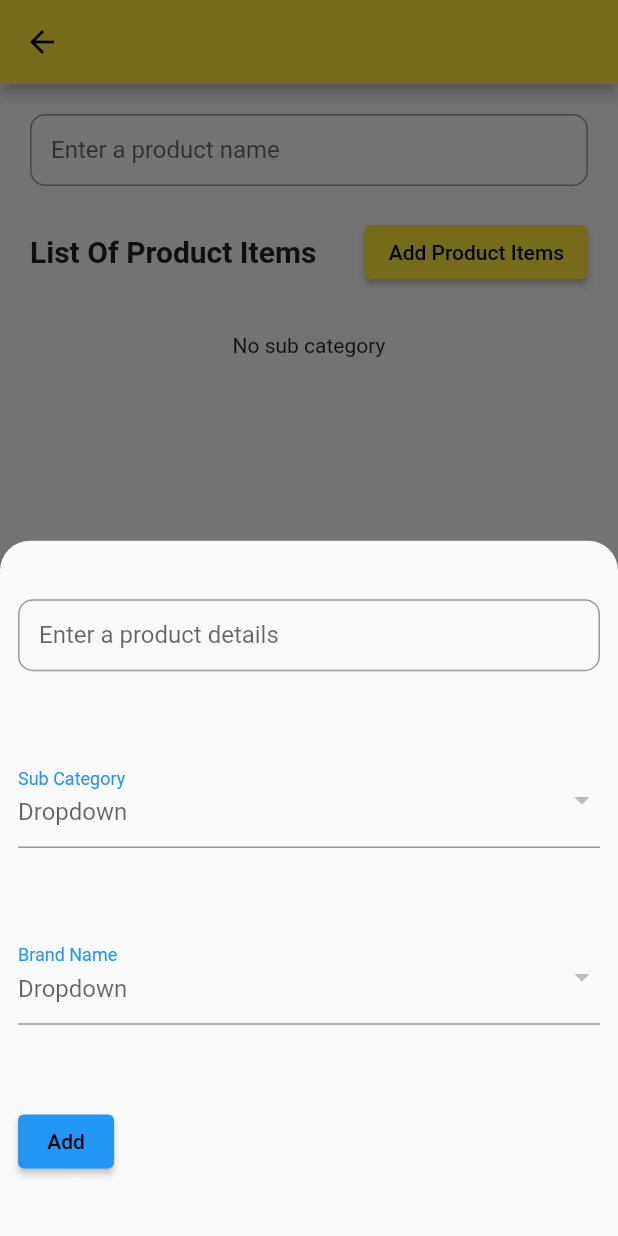
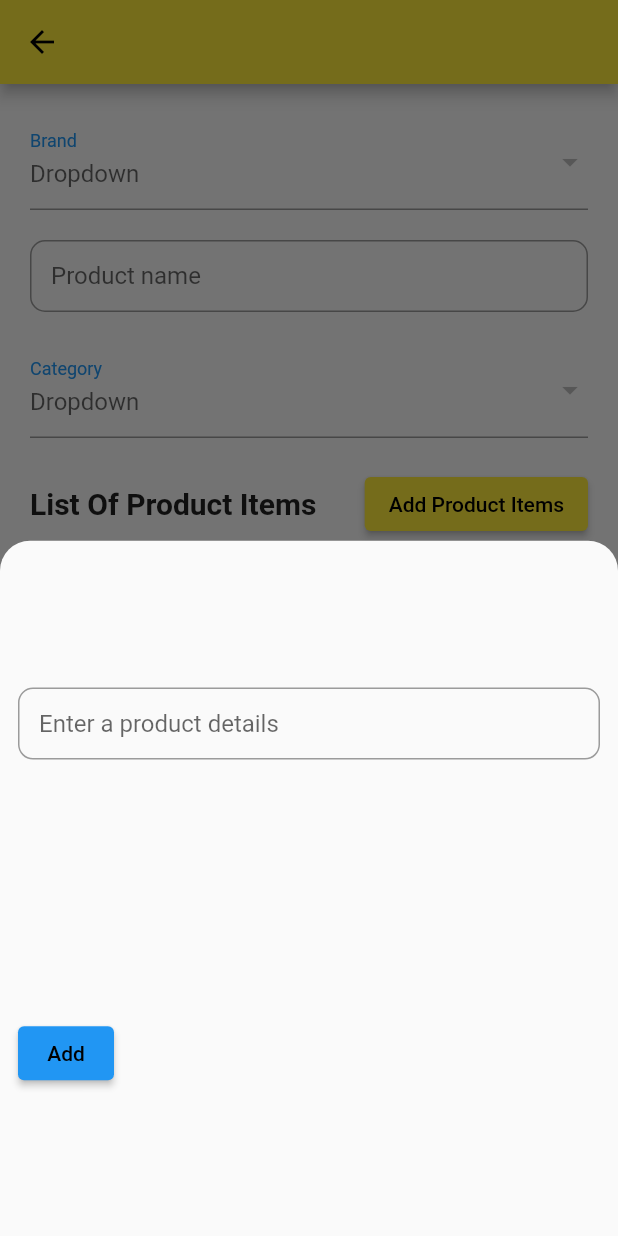
Before and after one commit to devsekar-1992/ordering-app, a Flutter app: the ProductForm screen opened directly, after a tap on "Add Product Items", on a phone screen of 412 x 824 dp. Run offline on Flutter 3.47's test engine with Material 2 defaults, Android fonts, the phone set to English and light mode, and no system bars; our stand-ins replace dio, flutter_secure_storage, sliver_tools; accounts and stored records are empty; network calls fail.

Commit message:
Rearrange the dropdown in product forms

```diff
--- a/lib/screens/products/pages/product_form.dart
+++ b/lib/screens/products/pages/product_form.dart
@@ -60,6 +60,7 @@ class _ProductFormState extends State<ProductForm> {
       responseMessage = response.msg;
       _brandItems = response.brandItems;
       _subCategoryItems = response.subCategoryItems;
+      setState(() {});
     } on DioError catch (e) {
       throw Exception(e);
     }
@@ -79,6 +80,8 @@ class _ProductFormState extends State<ProductForm> {
 
   // Load Brand in dropdownitems
   List<DropdownMenuItem<int>> _buildBrandItems() {
+    print('Load Brands');
+    print(_brandItems);
     List<DropdownMenuItem<int>> items = List.empty(growable: true);
     for (var i = 0; i < _brandItems.length; i++) {
       items.add(DropdownMenuItem(
@@ -151,10 +154,18 @@ class _ProductFormState extends State<ProductForm> {
                   padding: const EdgeInsets.all(20.0),
                   child: Column(
                     children: [
+                      GDropdown(
+                          dropdownMenuItemList: _buildBrandItems(),
+                          dropdownLabel: 'Brand',
+                          onChanged: (value) {},
+                          selectedValue: 1),
+                      const SizedBox(
+                        height: 20,
+                      ),
                       GTextField(
                         editingController: _mainProductField,
                         changeFn: (value) {},
-                        fieldLabel: 'Enter a product name',
+                        fieldLabel: 'Product name',
                         isObsureText: false,
                         onValidate: (value) {
                           if (value == '') {
@@ -163,6 +174,14 @@ class _ProductFormState extends State<ProductForm> {
                           return null;
                         },
                       ),
+                      const SizedBox(
+                        height: 20,
+                      ),
+                      GDropdown(
+                          dropdownMenuItemList: _buildSubCategory(),
+                          dropdownLabel: 'Category',
+                          onChanged: (value) {},
+                          selectedValue: 1),
                       const SizedBox(
                         height: 20,
                       ),
@@ -367,16 +386,6 @@ class _ProductFormState extends State<ProductForm> {
                         return null;
                       },
                     ),
-                    GDropdown(
-                        dropdownMenuItemList: _buildSubCategory(),
-                        dropdownLabel: 'Sub Category',
-                        onChanged: (value) {},
-                        selectedValue: 1),
-                    GDropdown(
-                        dropdownMenuItemList: _buildBrandItems(),
-                        dropdownLabel: 'Brand Name',
-                        onChanged: (value) {},
-                        selectedValue: 1),
                     ElevBtn(
                         btnText: 'Add',
                         onPressed: () {
--- a/lib/services/generic/generic.dart
+++ b/lib/services/generic/generic.dart
@@ -1,5 +1,4 @@
 import 'package:dio/dio.dart';
-import 'package:flutter/foundation.dart';
 import 'package:ordering_app/models/picklist/picklist_model.dart';
 import 'package:ordering_app/services/api_client/api.dart';
 
```
